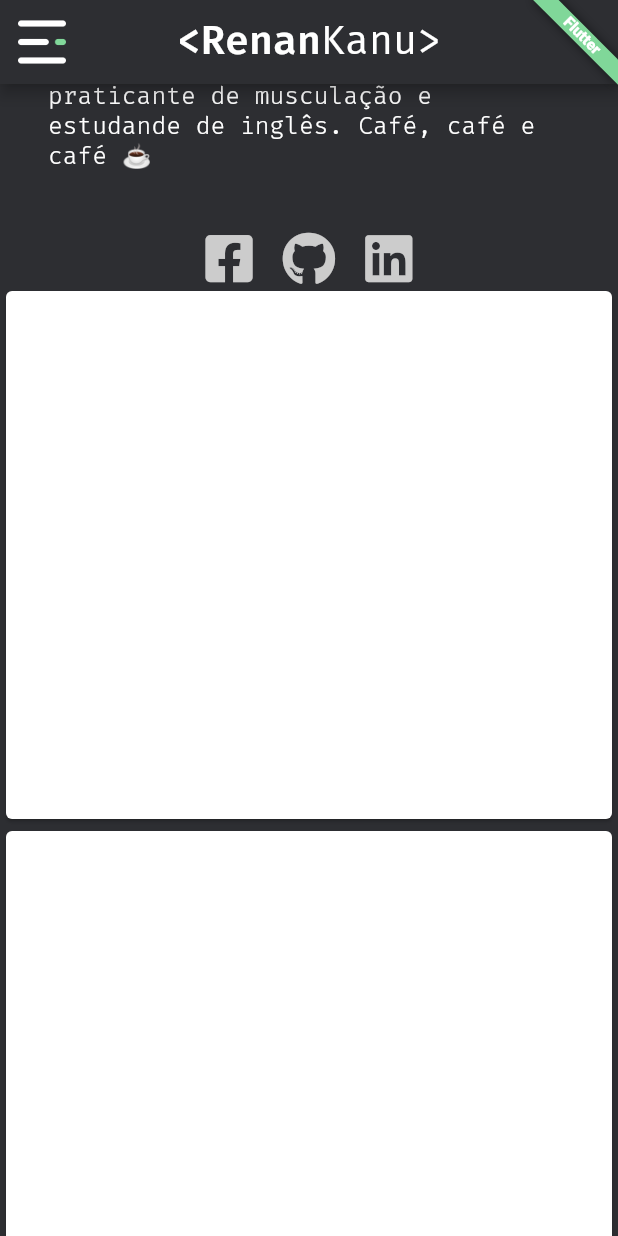
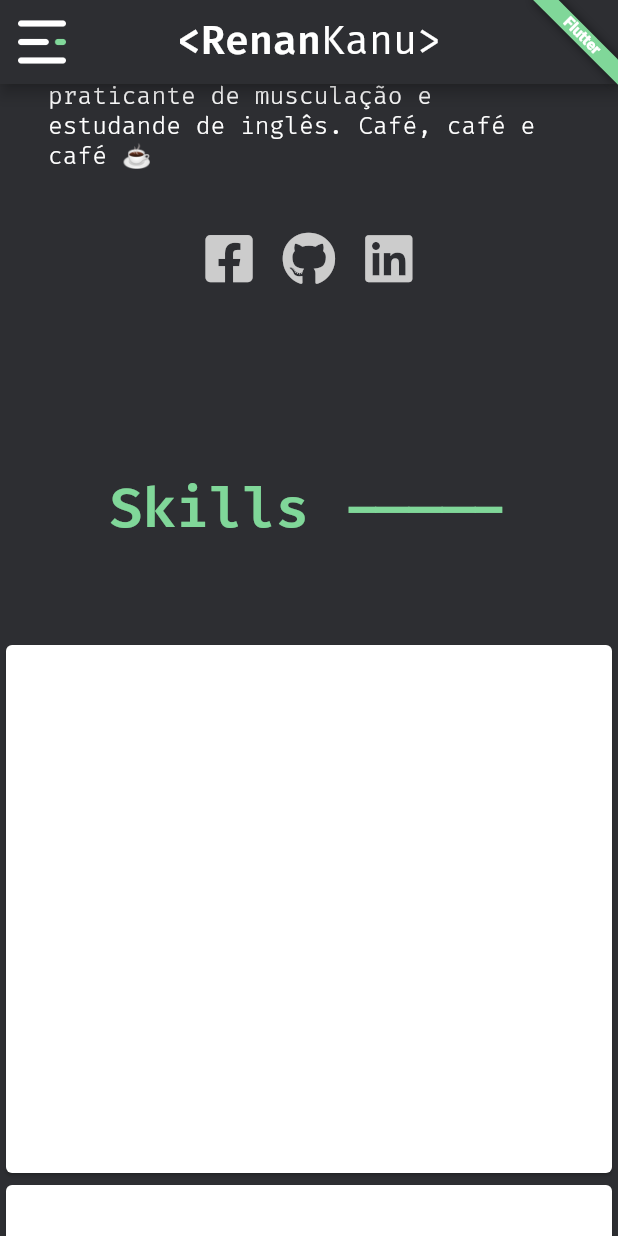
Before and after one commit to renankanu/flutter-portfolio, a Flutter app: the screen it shows after launch, scrolled down 1728 dp, on a phone screen of 412 x 824 dp. Run offline on Flutter 3.47's test engine with Material 2 defaults, Android fonts, the phone set to English and light mode, and no system bars; our stand-ins replace animated_text_kit, font_awesome_flutter, url_strategy.

Commit message:
Feature - create skill

```diff
--- a/lib/app/screens/about/about_section.dart
+++ b/lib/app/screens/about/about_section.dart
@@ -1,6 +1,7 @@
 import 'package:flutter/material.dart';
 import 'package:port_dart/app/screens/about/components/about_desc.dart';
 import 'package:port_dart/app/screens/about/components/avatar.dart';
+import 'package:port_dart/app/screens/components/base_container.dart';
 import 'package:port_dart/app/utils/responsive.dart';
 
 import '../../utils/colors.dart';
@@ -15,11 +16,8 @@
   List _isHovering = [false, false, false];
   @override
   Widget build(BuildContext context) {
-    return Container(
-      margin: EdgeInsets.only(top: 64),
-      constraints: BoxConstraints(
-          maxWidth: 960, minHeight: MediaQuery.of(context).size.height),
-      child: Padding(
+    return BaseContainer(
+      body: Padding(
         padding: const EdgeInsets.symmetric(horizontal: 32),
         child: Column(
           children: [
--- /dev/null
+++ b/lib/app/screens/components/base_container.dart
@@ -0,0 +1,20 @@
+import 'package:flutter/material.dart';
+
+class BaseContainer extends StatelessWidget {
+  final Widget body;
+  final double maxWidth;
+
+  const BaseContainer({
+    Key key,
+    this.body,
+    this.maxWidth = 960,
+  }) : super(key: key);
+  @override
+  Widget build(BuildContext context) {
+    return Container(
+      margin: EdgeInsets.symmetric(vertical: 64),
+      constraints: BoxConstraints(maxWidth: maxWidth),
+      child: body,
+    );
+  }
+}
--- a/lib/app/screens/home/home_screen.dart
+++ b/lib/app/screens/home/home_screen.dart
@@ -4,6 +4,7 @@
 import 'package:port_dart/app/screens/components/my_drawer.dart';
 import 'package:port_dart/app/screens/home/components/background_container.dart';
 import 'package:port_dart/app/screens/intro/intro_screen.dart';
+import 'package:port_dart/app/screens/skills/skill_section.dart';
 import 'package:port_dart/app/utils/colors.dart';
 import 'package:port_dart/app/utils/images.dart';
 import 'package:port_dart/app/utils/responsive.dart';
@@ -84,6 +85,7 @@
                     children: [
                       IntroScreen(),
                       AboutSection(key: aboutKey),
+                      SkillSection(),
                       new SizedBox(
                           height: 360.0,
                           width: double.infinity,
--- /dev/null
+++ b/lib/app/screens/skills/skill_section.dart
@@ -0,0 +1,26 @@
+import 'package:flutter/material.dart';
+import 'package:port_dart/app/screens/components/base_container.dart';
+import 'package:port_dart/app/utils/colors.dart';
+
+class SkillSection extends StatelessWidget {
+  @override
+  Widget build(BuildContext context) {
+    return BaseContainer(
+      body: Padding(
+        padding: const EdgeInsets.symmetric(horizontal: 32),
+        child: Column(
+          children: [
+            Text(
+              'Skills -----',
+              style: TextStyle(
+                  fontFamily: 'FiraCode',
+                  fontSize: 36,
+                  fontWeight: FontWeight.w600,
+                  color: MyColors.vistaBlue),
+            ),
+          ],
+        ),
+      ),
+    );
+  }
+}
--- a/pubspec.yaml
+++ b/pubspec.yaml
@@ -15,6 +15,7 @@
   cupertino_icons: ^1.0.2
   animated_text_kit: ^4.0.0
   font_awesome_flutter: ^8.11.0
+  url_launcher: ^6.0.2
 
 dev_dependencies:
   flutter_test:
```
Also changed, not shown: lib/app/screens/about/components/about_desc.dart (+19 -7 lines), pubspec.lock.
